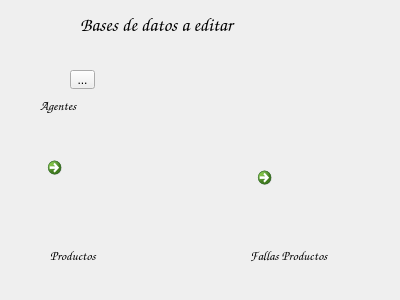
The window that selecciondeeditores.ui (Matias2178/Sistema_Postventa) describes before a commit, drawn with Qt 5.
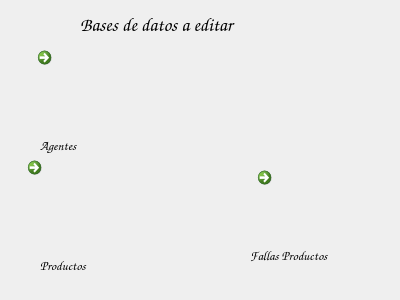
The same window after the commit. Icons and pictures are not drawn.

The edit to the form file:
```diff
--- a/selecciondeeditores.ui
+++ b/selecciondeeditores.ui
@@ -16,8 +16,8 @@
   <widget class="QLabel" name="label">
    <property name="geometry">
     <rect>
-     <x>50</x>
-     <y>240</y>
+     <x>40</x>
+     <y>250</y>
      <width>61</width>
      <height>30</height>
     </rect>
@@ -58,7 +58,7 @@
   <widget class="QCommandLinkButton" name="commandLinkButton_2">
    <property name="geometry">
     <rect>
-     <x>40</x>
+     <x>20</x>
      <y>150</y>
      <width>100</width>
      <height>111</height>
@@ -122,24 +122,11 @@
     <string>Bases de datos a editar</string>
    </property>
   </widget>
-  <widget class="QToolButton" name="toolButton_2">
-   <property name="geometry">
-    <rect>
-     <x>70</x>
-     <y>70</y>
-     <width>25</width>
-     <height>19</height>
-    </rect>
-   </property>
-   <property name="text">
-    <string>...</string>
-   </property>
-  </widget>
   <widget class="QLabel" name="label_4">
    <property name="geometry">
     <rect>
      <x>40</x>
-     <y>90</y>
+     <y>130</y>
      <width>61</width>
      <height>30</height>
     </rect>
@@ -156,6 +143,29 @@
     <string>Agentes</string>
    </property>
   </widget>
+  <widget class="QCommandLinkButton" name="commandLinkButton_3">
+   <property name="geometry">
+    <rect>
+     <x>30</x>
+     <y>40</y>
+     <width>91</width>
+     <height>101</height>
+    </rect>
+   </property>
+   <property name="text">
+    <string/>
+   </property>
+   <property name="icon">
+    <iconset resource="PostVenta.qrc">
+     <normaloff>:/images/Agentes.png</normaloff>:/images/Agentes.png</iconset>
+   </property>
+   <property name="iconSize">
+    <size>
+     <width>80</width>
+     <height>80</height>
+    </size>
+   </property>
+  </widget>
  </widget>
  <resources>
   <include location="PostVenta.qrc"/>
```
